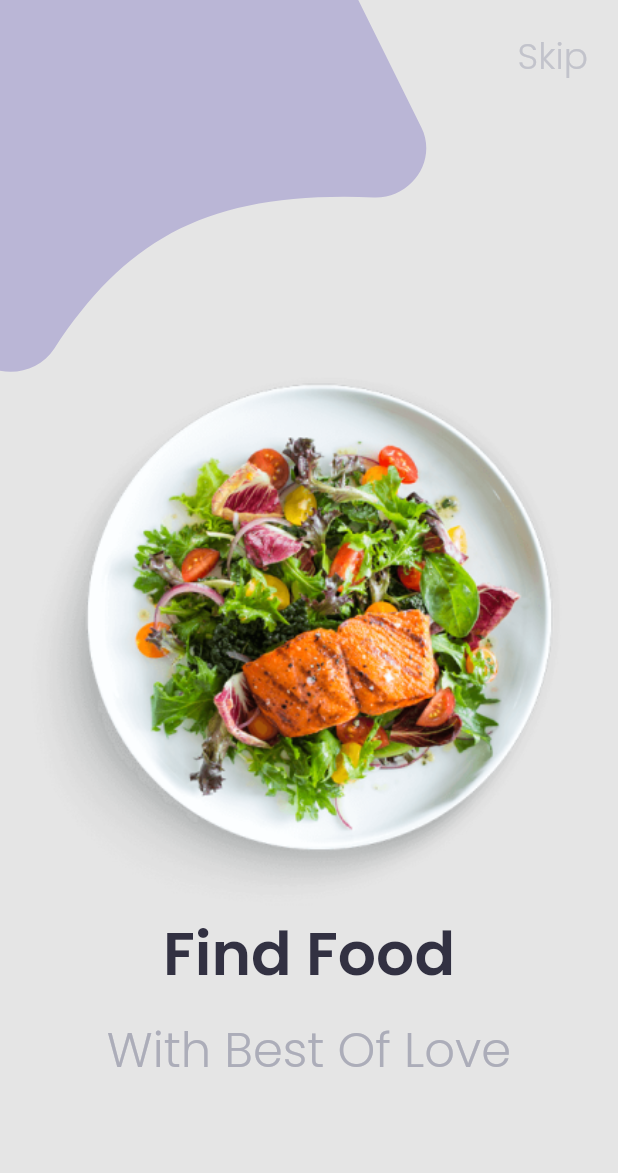
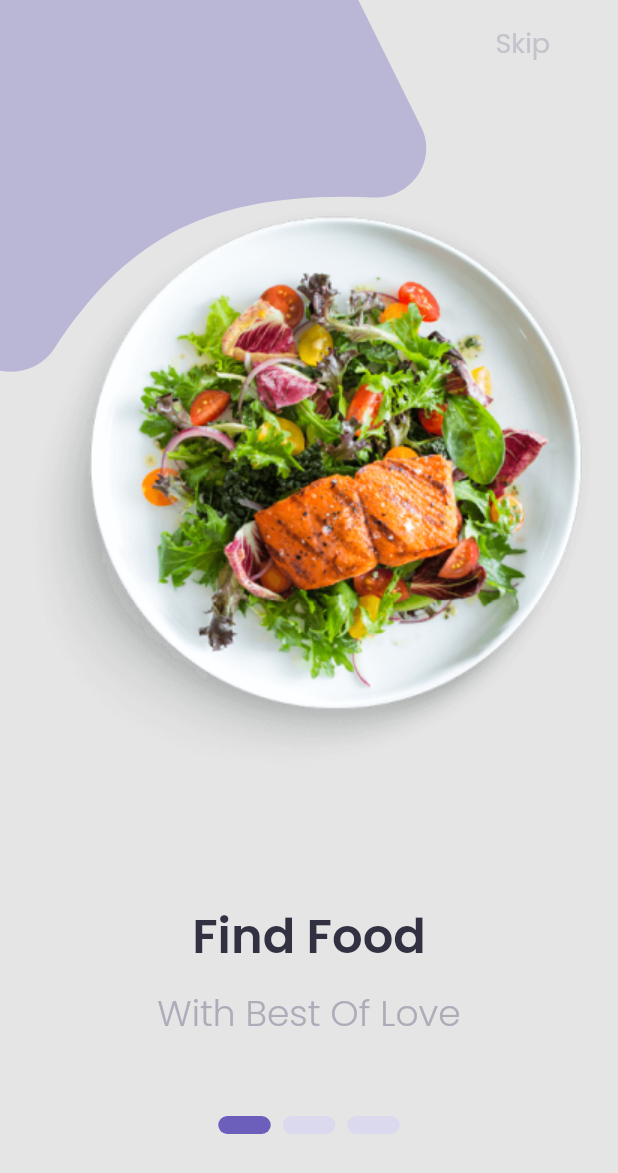
Before and after one commit to Hoang124/Food-app, a Flutter app: the OnboardingView screen opened by its route, on a phone screen of 412 x 824 dp. Shown: the top 1173 px of the screen. Run offline on Flutter 3.47's test engine with Material 2 defaults, Android fonts, the phone set to English and light mode, and no system bars; drawn by our look-alikes of smooth_page_indicator; our stand-ins replace another_flushbar, connectivity_plus, dio, equatable, flutter_spinkit, flutter_svg and 7 more; missing offline and left inert: f_logs, flutter_email_sender; accounts and stored records are empty; project files that could hold a hidden picture were left out.

Commit message:
onboarding

```diff
--- a/lib/app/pages/main/controllers/main_controller.dart
+++ b/lib/app/pages/main/controllers/main_controller.dart
@@ -1,6 +1,4 @@
 import 'dart:async';
-
-import 'package:flutter/cupertino.dart';
 import 'package:flutter/services.dart';
 
 import '../../../core.dart';
--- a/lib/app/pages/onboarding/bindings/onboarding_binding.dart
+++ b/lib/app/pages/onboarding/bindings/onboarding_binding.dart
@@ -4,7 +4,7 @@ class OnboardingBinding extends Bindings {
   @override
   void dependencies() {
     Get.put(
-      OnboardingController(),
+      OnBoardingController(),
     );
   }
 }
--- a/lib/app/pages/onboarding/views/onboarding_view.dart
+++ b/lib/app/pages/onboarding/views/onboarding_view.dart
@@ -1,8 +1,9 @@
 import 'package:flutter_svg/flutter_svg.dart';
 import 'package:foodapp/app/core.dart';
 import 'package:flutter/material.dart';
+import 'package:smooth_page_indicator/smooth_page_indicator.dart';
 
-class OnboardingView extends GetView<OnboardingController> {
+class OnboardingView extends GetView<OnBoardingController> {
   const OnboardingView({Key? key}) : super(key: key);
 
   @override
@@ -12,37 +13,122 @@ class OnboardingView extends GetView<OnboardingController> {
     );
   }
 
+  void _skipClick() {}
+
   Widget buildBody(BuildContext context) {
     return Scaffold(
       backgroundColor: AppColors.defaultBackground,
-      body: Stack(children: [
-        Column(
-          crossAxisAlignment: CrossAxisAlignment.start,
+      body: Stack(
         children: [
           Row(
             mainAxisAlignment: MainAxisAlignment.spaceBetween,
             crossAxisAlignment: CrossAxisAlignment.start,
             children: [
               SvgPicture.asset(AssetsConst.sideWave),
-                Padding(
-                  padding: const EdgeInsets.all(20.0),
+              Expanded(
+                child: SafeArea(
+                  child: Align(
+                    alignment: Alignment.topCenter,
+                    child: GestureDetector(
+                      onTap: _skipClick,
+                      child: Padding(
+                        padding: const EdgeInsets.all(15.0),
                         child: Text(
                           S.of(context).skip,
-                    style: AppTextStyles.heading1().copyWith(
+                          style: AppTextStyles.subHeading1().copyWith(
                             color: AppColors.lightGrey,
-                      fontWeight: FontWeight.w300,
+                            fontWeight: FontWeight.w400,
+                          ),
+                        ),
+                      ),
+                    ),
                   ),
                 ),
               ),
             ],
           ),
+          Padding(
+            padding: const EdgeInsets.only(top: 50),
+            child: Column(
+              children: [
+                Expanded(
+                  child: PageView(
+                    controller: controller.pageController,
+                    children: [
+                      _onboardingMain(
+                        context,
+                        AssetsConst.onboarding01,
+                        S.of(context).titleOnboarding1,
+                        S.of(context).desOnboarding1,
+                      ),
+                      _onboardingMain(
+                        context,
+                        AssetsConst.onboarding02,
+                        S.of(context).titleOnboarding2,
+                        S.of(context).desOnboarding2,
+                      ),
+                      _onboardingMain(
+                        context,
+                        AssetsConst.onboarding03,
+                        S.of(context).titleOnboarding3,
+                        S.of(context).desOnboarding3,
+                      ),
+                    ],
+                    onPageChanged: (int index) {
+                      controller.onPageChange(index);
+                    },
+                  ),
+                ),
+                Padding(
+                  padding: const EdgeInsets.only(bottom: 50),
+                  child: _bottomIndicator(context),
+                ),
+              ],
+            ),
+          ),
+        ],
+      ),
+    );
+  }
+
+  Widget _bottomIndicator(BuildContext context) {
+    return Container(
+      width: Get.width,
+      height: 30,
+      decoration: const BoxDecoration(
+        borderRadius: BorderRadius.only(
+          topLeft: Radius.circular(AppProperties.bottomSheetRadius),
+          topRight: Radius.circular(AppProperties.bottomSheetRadius),
+        ),
+        color: Colors.transparent,
+      ),
+      child: Column(
+        mainAxisSize: MainAxisSize.min,
+        children: [
+          SmoothPageIndicator(
+            controller: controller.pageController,
+            count: 3,
+            effect: const WormEffect(
+              dotWidth: 35,
+              dotHeight: 12,
+              paintStyle: PaintingStyle.fill,
+              activeDotColor: AppColors.primaryColor,
+              dotColor: AppColors.lightPrimaryColor,
+            ),
+          ),
+        ],
+      ),
+    );
+  }
+
+  Widget _onboardingMain(
+      BuildContext context, String image, String title, String des) {
+    return Column(
+      children: [
         Expanded(
           child: Center(
-                child: Padding(
-                  padding: const EdgeInsets.only(right: 20),
             child: Image.asset(
-                    AssetsConst.onboarding01,
-                  ),
+              image,
             ),
           ),
         ),
@@ -50,24 +136,24 @@ class OnboardingView extends GetView<OnboardingController> {
           child: Padding(
             padding: const EdgeInsets.only(bottom: 10),
             child: Text(
-                  S.of(context).titleOnboarding1,
-                  style: AppTextStyles.largeHeading1(),
+              title,
+              style: AppTextStyles.largeHeading2(),
             ),
           ),
         ),
         Center(
           child: Padding(
-                padding: const EdgeInsets.only(bottom: 100),
-                child: Text(S.of(context).desOnboarding1,
-                    style: AppTextStyles.largeHeading2().copyWith(
+            padding: const EdgeInsets.only(bottom: 50),
+            child: Text(
+              des,
+              style: AppTextStyles.heading1().copyWith(
                 color: AppColors.darkGrey,
                 fontWeight: FontWeight.w300,
-                    )),
+              ),
+            ),
           ),
         )
       ],
-        ),
-      ]),
     );
   }
 }
```
Also changed, not shown: lib/app/pages/onboarding/controllers/onboarding_controller.dart (+69 -1 lines), lib/generated/intl/messages_all.dart. Lines whose indentation alone changed are shown as unchanged.
